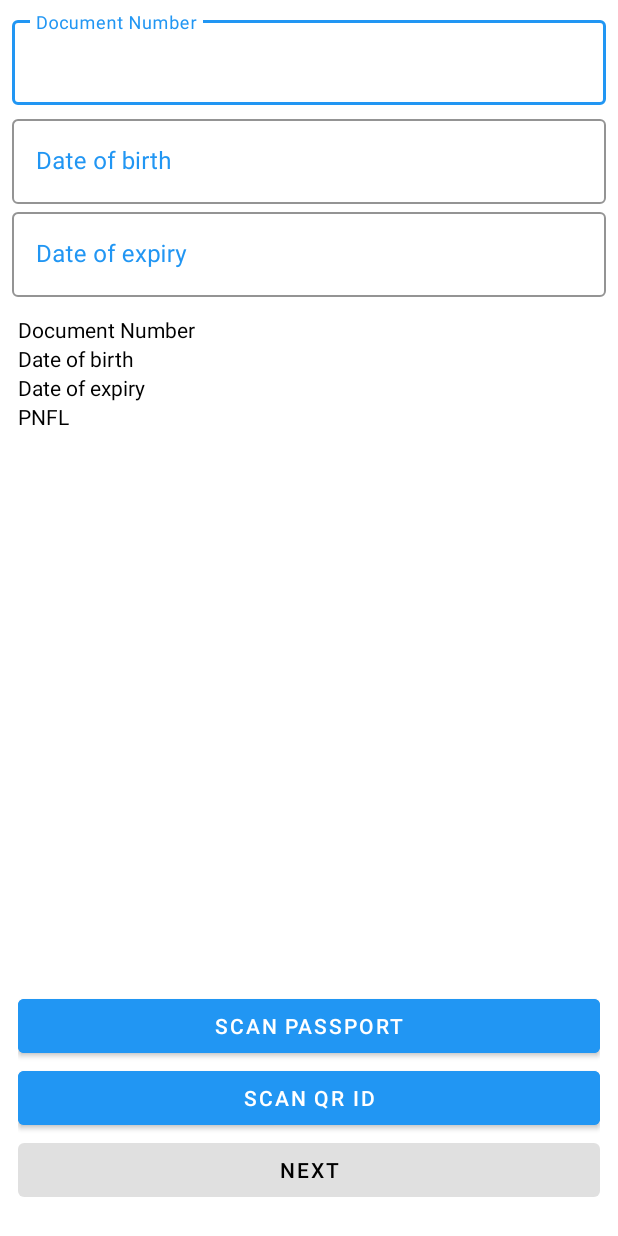
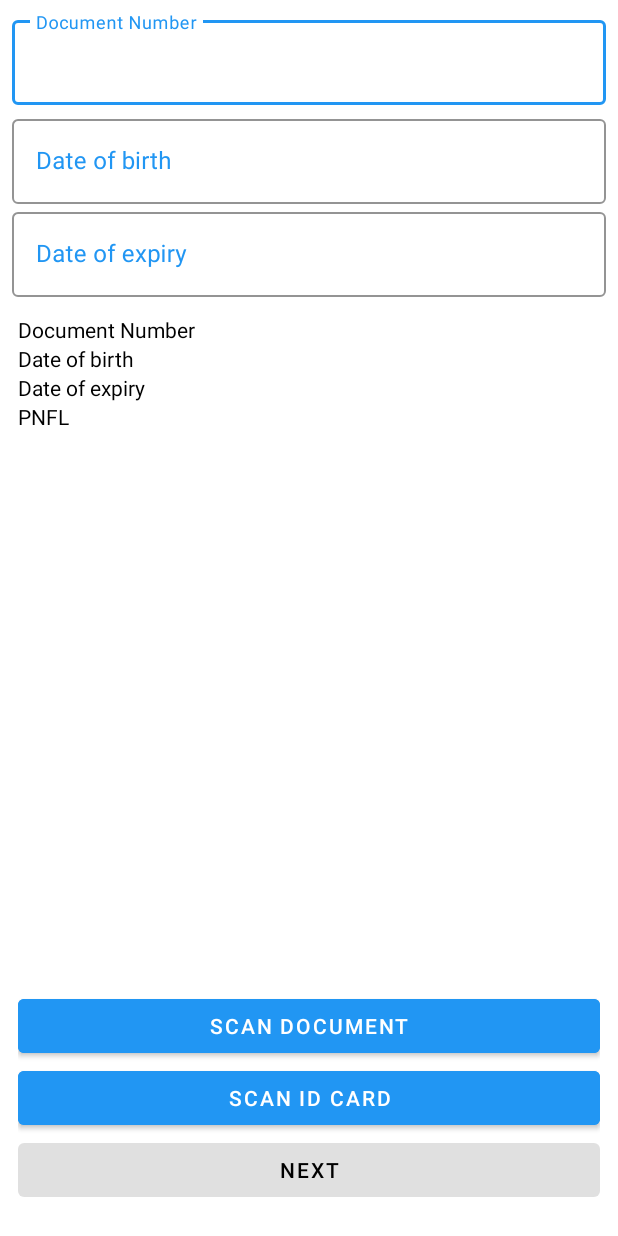
Before and after one commit to AkhadbekDalimov/mobileverdysdk, an Android app: the fragment DocumentInputFragment shown on its own in the app's theme, on a phone screen of 412 x 824 dp. Run offline under Robolectric (Android 15) with nearby library versions, the phone set to English and light mode, and no system bars.

Commit message:
Scan Type flag added

```diff
--- a/app/src/main/java/uz/click/myverdisdk/ui/DocumentInputFragment.kt
+++ b/app/src/main/java/uz/click/myverdisdk/ui/DocumentInputFragment.kt
@@ -41,8 +41,8 @@ class DocumentInputFragment : Fragment(), VerdiScanListener {
         binding.btnScanPassport.setOnClickListener {
             VerdiUser.openDocumentScanActivity(requireActivity())
         }
-        binding.btnScanQrId.setOnClickListener {
-            VerdiUser.openDocumentScanActivity(requireActivity())
+        binding.btnScanId.setOnClickListener {
+            VerdiUser.openDocumentScanActivity(requireActivity(), true)
         }
         viewModel.nextButtonEnabled.observe(viewLifecycleOwner, Observer {
             binding.btnNext.isEnabled = it
--- a/app/src/main/res/layout/fragment_document_input.xml
+++ b/app/src/main/res/layout/fragment_document_input.xml
@@ -170,15 +170,15 @@
                 android:layout_width="match_parent"
                 android:layout_height="wrap_content"
                 android:backgroundTint="@color/colorPrimary"
-                android:text="Scan passport"
+                android:text="Scan Document"
                 android:textColor="@color/white" />
 
             <com.google.android.material.button.MaterialButton
-                android:id="@+id/btnScanQrId"
+                android:id="@+id/btnScanId"
                 android:layout_width="match_parent"
                 android:layout_height="wrap_content"
                 android:backgroundTint="@color/colorPrimary"
-                android:text="Scan QR ID"
+                android:text="Scan ID Card"
                 android:textColor="@color/white" />
 
 
--- a/myverdisdk/src/main/java/uz/click/myverdisdk/core/VerdiUser.kt
+++ b/myverdisdk/src/main/java/uz/click/myverdisdk/core/VerdiUser.kt
@@ -36,8 +36,8 @@ object VerdiUser {
     }
 
     @[JvmStatic Keep]
-    fun openDocumentScanActivity(activity: Activity) {
-        activity.startActivity(ScanActivity.getInstance(activity))
+    fun openDocumentScanActivity(activity: Activity, isQrCodeScan: Boolean = false) {
+        activity.startActivity(ScanActivity.getInstance(activity, isQrCodeScan))
     }
 
     @[JvmStatic Keep]
```
Also changed, not shown: myverdisdk/src/main/java/uz/click/myverdisdk/impl/scan/ScanActivity.kt (+7 -1 lines).
